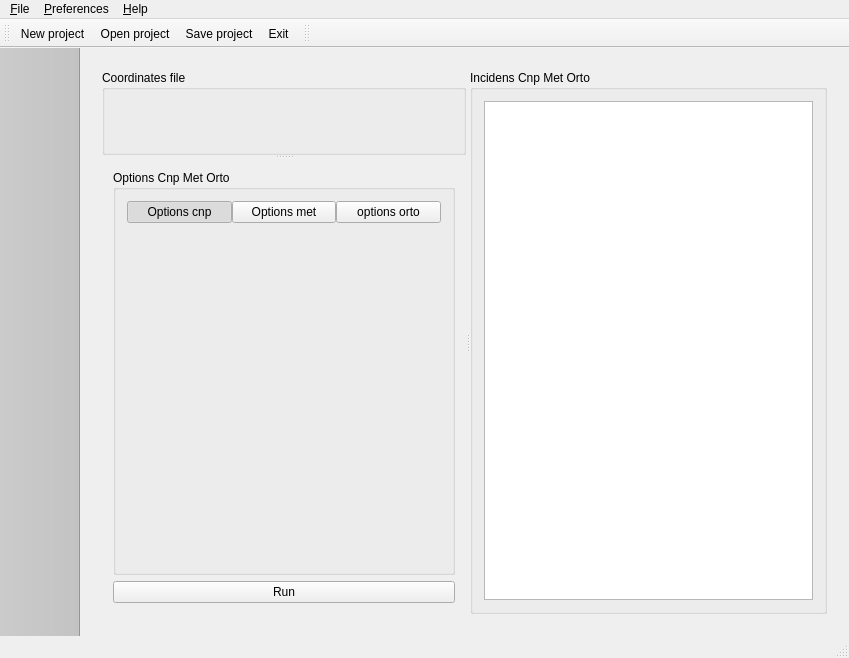
Qt form mainwindow.ui (tonilogar/ToolsPcot) before a commit.
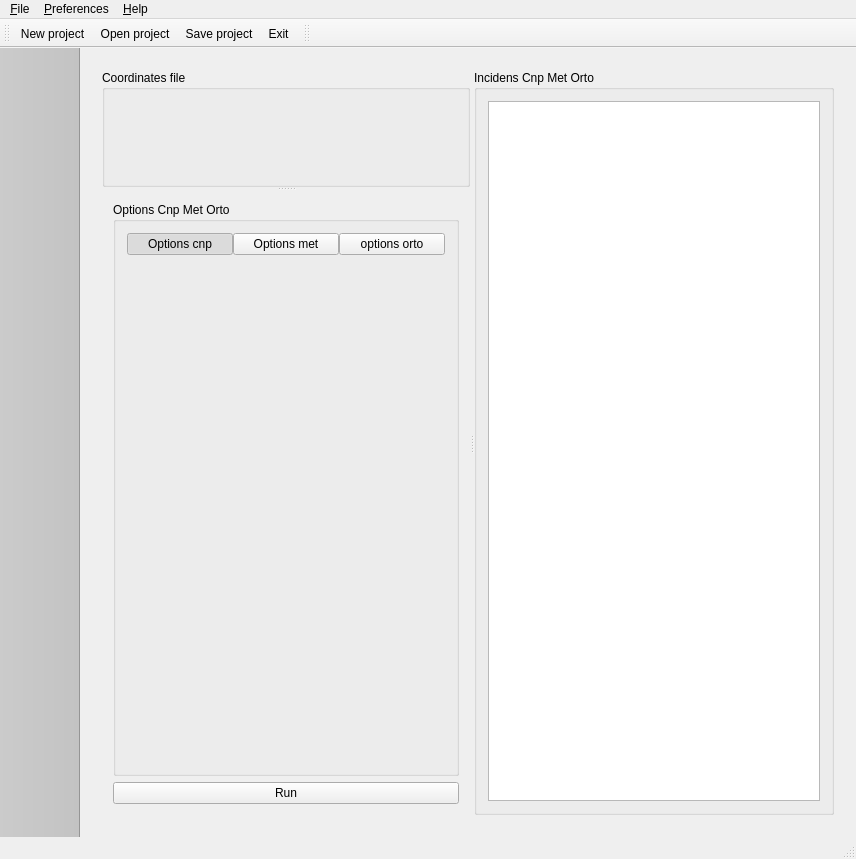
The same form after that commit. Icons and pictures are not drawn. Custom widgets are drawn as their Qt base class.

Commit message: Mainwindow refactorizado. Se ha borrado atributos y metodos que no se utilizaban y codigo comentado; y limpiado el codigo de Qdebug.

The edit to the form file:
```diff
--- a/mainwindow.ui
+++ b/mainwindow.ui
@@ -6,16 +6,16 @@
    <rect>
     <x>0</x>
     <y>0</y>
-    <width>849</width>
-    <height>658</height>
+    <width>856</width>
+    <height>859</height>
    </rect>
   </property>
   <property name="windowTitle">
    <string>MainWindow</string>
   </property>
   <widget class="QWidget" name="centralWidget">
-   <layout class="QVBoxLayout" name="verticalLayout_6">
-    <item>
+   <layout class="QGridLayout" name="gridLayout">
+    <item row="0" column="0">
      <widget class="QStackedWidget" name="stackedWidgetVistas">
       <property name="currentIndex">
        <number>0</number>
@@ -390,7 +390,7 @@
     <rect>
      <x>0</x>
      <y>0</y>
-     <width>849</width>
+     <width>856</width>
      <height>24</height>
     </rect>
    </property>
```
The commit also changes 2 other files.
